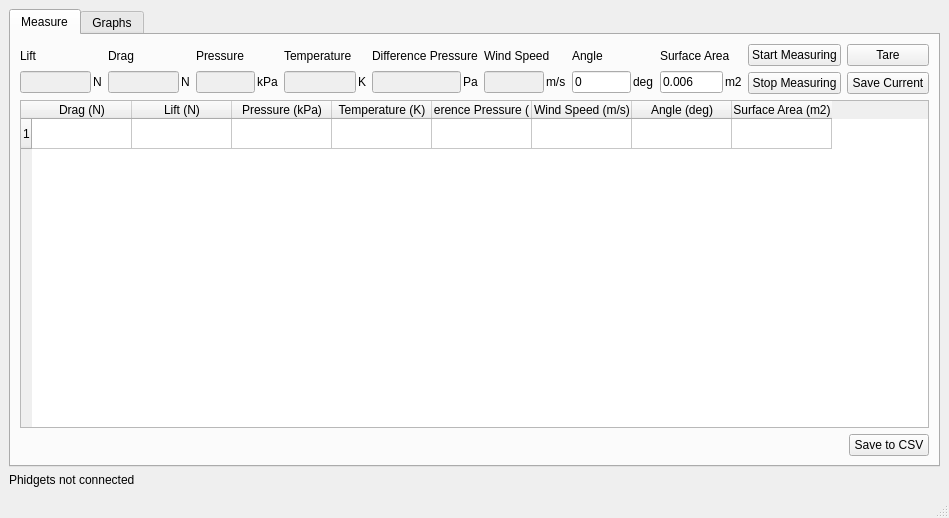
First picture: the form in ui/main.ui, repository KasperVaessen/WindReader, before the edit.
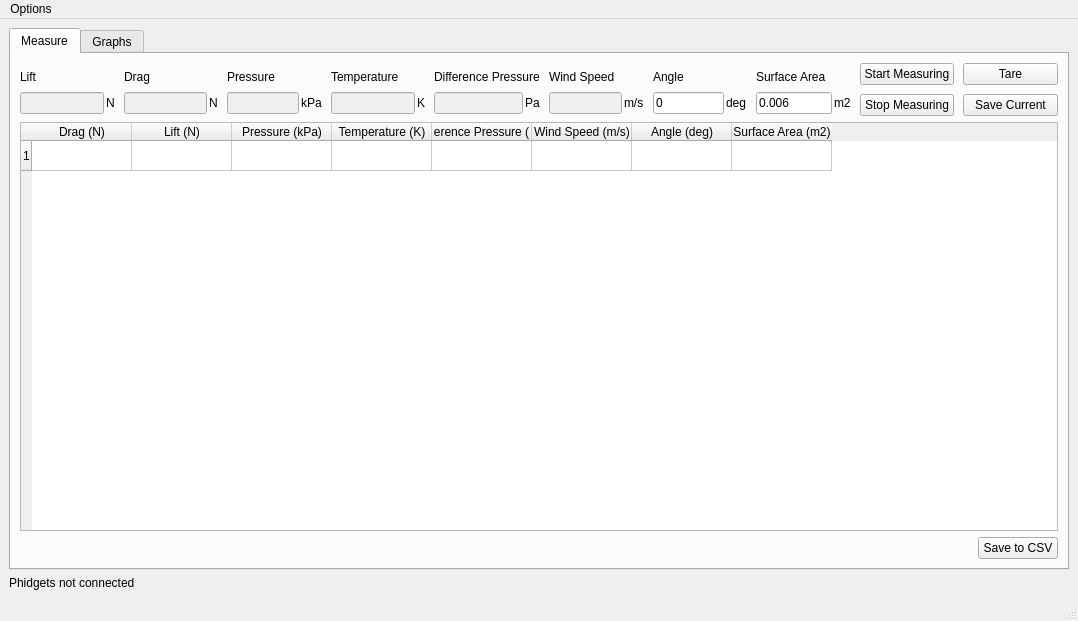
Second picture: the form after the edit. The open tabs and pages were chosen to show the change. Custom widgets are drawn as their Qt base class.

Commit message: Added dynamic graphs for measurements

Patch:
```diff
--- a/ui/main.ui
+++ b/ui/main.ui
@@ -6,8 +6,8 @@
    <rect>
     <x>0</x>
     <y>0</y>
-    <width>949</width>
-    <height>518</height>
+    <width>1078</width>
+    <height>621</height>
    </rect>
   </property>
   <property name="windowTitle">
@@ -39,10 +39,13 @@
          <layout class="QVBoxLayout" name="interaction">
           <item>
            <layout class="QHBoxLayout" name="horizontalLayout" stretch="1,1,1,1,1,1,1,1,1,1">
+            <property name="spacing">
+             <number>9</number>
+            </property>
             <item>
              <layout class="QVBoxLayout" name="Lift_box" stretch="0,0">
               <property name="spacing">
-               <number>2</number>
+               <number>0</number>
               </property>
               <item>
                <widget class="QLabel" name="label">
@@ -77,7 +80,7 @@
             <item>
              <layout class="QVBoxLayout" name="Drag_box" stretch="0,0">
               <property name="spacing">
-               <number>2</number>
+               <number>0</number>
               </property>
               <item>
                <widget class="QLabel" name="label_3">
@@ -112,7 +115,7 @@
             <item>
              <layout class="QVBoxLayout" name="Pressure_box" stretch="0,0">
               <property name="spacing">
-               <number>2</number>
+               <number>0</number>
               </property>
               <item>
                <widget class="QLabel" name="label_7">
@@ -147,7 +150,7 @@
             <item>
              <layout class="QVBoxLayout" name="temp_box" stretch="0,0">
               <property name="spacing">
-               <number>2</number>
+               <number>0</number>
               </property>
               <item>
                <widget class="QLabel" name="label_11">
@@ -182,7 +185,7 @@
             <item>
              <layout class="QVBoxLayout" name="diff_press_box" stretch="0,0">
               <property name="spacing">
-               <number>2</number>
+               <number>0</number>
               </property>
               <item>
                <widget class="QLabel" name="label_13">
@@ -217,7 +220,7 @@
             <item>
              <layout class="QVBoxLayout" name="speed_box" stretch="0,0">
               <property name="spacing">
-               <number>2</number>
+               <number>0</number>
               </property>
               <item>
                <widget class="QLabel" name="label_9">
@@ -252,7 +255,7 @@
             <item>
              <layout class="QVBoxLayout" name="angle_box">
               <property name="spacing">
-               <number>2</number>
+               <number>0</number>
               </property>
               <item>
                <widget class="QLabel" name="label_16">
@@ -290,7 +293,7 @@
             <item>
              <layout class="QVBoxLayout" name="Area_box">
               <property name="spacing">
-               <number>2</number>
+               <number>0</number>
               </property>
               <item>
                <widget class="QLabel" name="label_6">
@@ -471,13 +474,28 @@
     <rect>
      <x>0</x>
      <y>0</y>
-     <width>949</width>
+     <width>1078</width>
      <height>22</height>
     </rect>
    </property>
+   <widget class="QMenu" name="menuOptions">
+    <property name="title">
+     <string>Options</string>
+    </property>
+    <addaction name="actionSave"/>
+    <addaction name="actionSettings"/>
+   </widget>
+   <addaction name="menuOptions"/>
   </widget>
   <widget class="QStatusBar" name="statusbar"/>
  </widget>
+ <customwidgets>
+  <customwidget>
+   <class>PlotWidget</class>
+   <extends>QGraphicsView</extends>
+   <header>pyqtgraph</header>
+  </customwidget>
+ </customwidgets>
  <resources/>
  <connections/>
 </ui>
```
Left out of the diff: 30 changed lines with no effect on the pictures. The commit also changes 2 other files.
